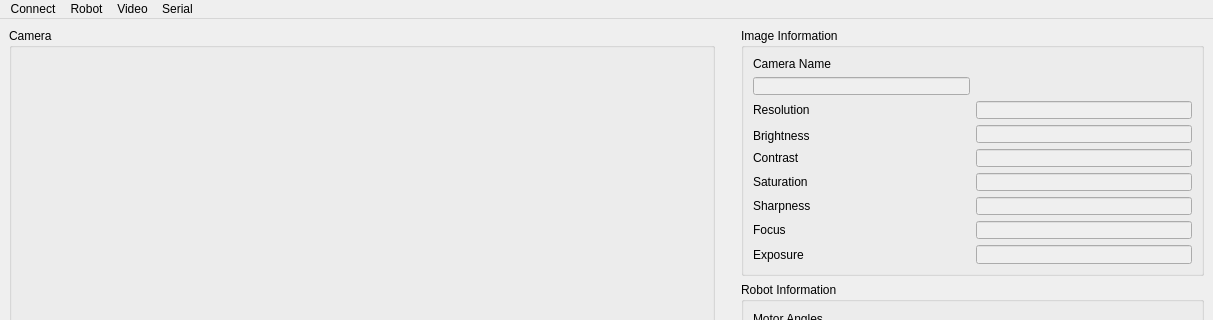
MiguelFerrerF/robotArmApp, file mainwindow.ui: the form before one commit; both pictures show x 0 to 1213 and y 0 to 320 of the 1213 by 900 pixel window.
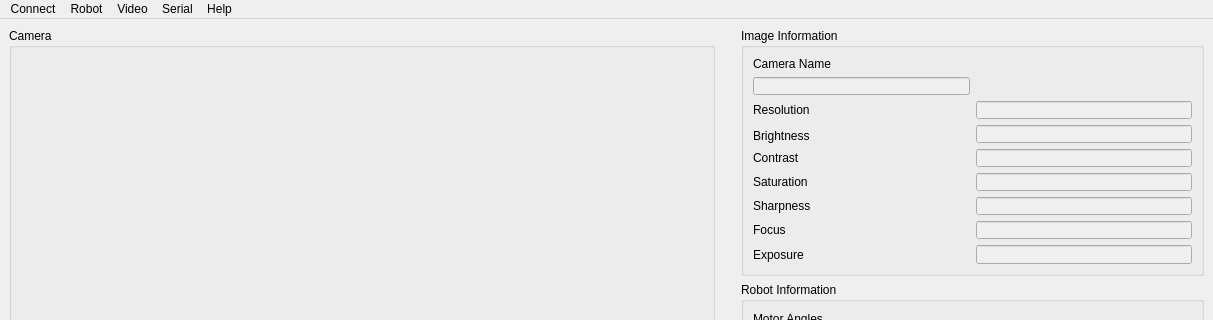
The form after the commit.

Commit message:
Add docs directory handling and improve docs menu
Adds commands to copy the "docs" directory during the build process to ensure documentation is included with the application.

Renames the "MenuDocs" action to "Docs" for better clarity and updates related references in the code. Improves the user interface by adding a "Docs" menu entry with a corresponding action to open the documentation.

Removes the autosave file for the UI as it is unnecessary.

Patch:
```diff
--- a/mainwindow.ui
+++ b/mainwindow.ui
@@ -1140,10 +1140,17 @@
     <addaction name="actionConnectSerial"/>
     <addaction name="actionDisconnectSerial"/>
    </widget>
+   <widget class="QMenu" name="menuDocs">
+    <property name="title">
+     <string>Help</string>
+    </property>
+    <addaction name="actionDocs"/>
+   </widget>
    <addaction name="menuConnect"/>
    <addaction name="menuController"/>
    <addaction name="menuVideo"/>
    <addaction name="menuSerial"/>
+   <addaction name="menuDocs"/>
   </widget>
   <action name="actionConnectSerial">
    <property name="text">
```
Left out of the diff: 5 changed lines with no effect on the pictures. The commit also changes 5 other files.
